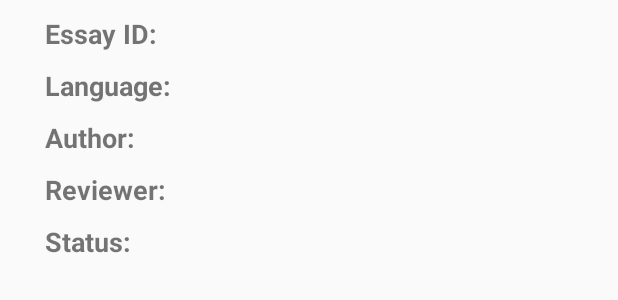
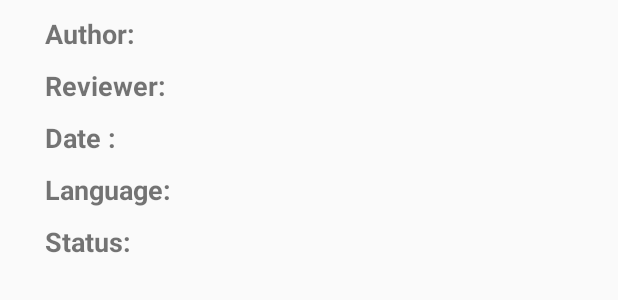
Before and after one commit to bounswe/bounswe2019group5, an Android app: the layout essay_element.xml on its own in the app's theme, with its tools: preview values and no code run, on a phone screen of 412 x 824 dp. Shown: the top 300 px of the screen. Run offline under Robolectric (Android 15) with nearby library versions, the phone set to English and light mode, and no system bars; network calls fail.

Commit message:
We now show essay date instead of id in the essay list

```diff
--- a/languageLearning/app/src/main/java/com/example/languageLearning/ChatMessage.java
+++ b/languageLearning/app/src/main/java/com/example/languageLearning/ChatMessage.java
@@ -10,6 +10,7 @@ import java.text.ParseException;
 import java.text.SimpleDateFormat;
 import java.time.Instant;
 import java.util.Date;
+import java.util.TimeZone;
 
 public class ChatMessage {
 
@@ -33,6 +34,7 @@ public class ChatMessage {
         String text = obj.getString("text");
         String sdate = obj.getString("date");
         DateFormat df = new SimpleDateFormat("yyyy-MM-dd'T'HH:mm:ss.SSSSSS'Z'");
+        df.setTimeZone(TimeZone.getTimeZone("UTC"));
         Date date = df.parse(sdate);
         boolean mine = from.equals(app.getUsername());
         return new ChatMessage(from, to, text, date, mine);
--- a/languageLearning/app/src/main/res/layout/essay_element.xml
+++ b/languageLearning/app/src/main/res/layout/essay_element.xml
@@ -1,38 +1,13 @@
 <?xml version="1.0" encoding="utf-8"?>
-<RelativeLayout xmlns:android="http://schemas.android.com/apk/res/android"
+<LinearLayout xmlns:android="http://schemas.android.com/apk/res/android"
     android:layout_width="match_parent"
-    android:layout_height="wrap_content">
-
-    <TextView
-        android:id="@+id/essayID"
-        android:layout_width="wrap_content"
-        android:layout_height="wrap_content"
-        android:layout_alignParentStart="true"
-        android:layout_alignParentTop="true"
-        android:layout_marginStart="30dp"
-        android:layout_marginTop="10dp"
-        android:text="Essay ID: "
-        android:textSize="18sp"
-        android:textStyle="bold" />
-
-    <TextView
-        android:id="@+id/language"
-        android:layout_width="wrap_content"
-        android:layout_height="wrap_content"
-        android:layout_below="@+id/essayID"
-        android:layout_alignParentStart="true"
-        android:layout_marginStart="30dp"
-        android:layout_marginTop="10dp"
-        android:text="Language: "
-        android:textSize="18sp"
-        android:textStyle="bold" />
+    android:layout_height="wrap_content"
+    android:orientation="vertical">
 
     <TextView
         android:id="@+id/author"
         android:layout_width="wrap_content"
         android:layout_height="wrap_content"
-        android:layout_below="@+id/language"
-        android:layout_alignParentStart="true"
         android:layout_marginStart="30dp"
         android:layout_marginTop="10dp"
         android:text="Author: "
@@ -43,8 +18,6 @@
         android:id="@+id/reviewer"
         android:layout_width="wrap_content"
         android:layout_height="wrap_content"
-        android:layout_below="@+id/author"
-        android:layout_alignParentStart="true"
         android:layout_marginStart="30dp"
         android:layout_marginTop="10dp"
         android:text="Reviewer: "
@@ -52,15 +25,33 @@
         android:textStyle="bold" />
 
     <TextView
+        android:id="@+id/date"
+        android:layout_width="wrap_content"
+        android:layout_height="wrap_content"
+        android:layout_marginStart="30dp"
+        android:layout_marginTop="10dp"
+        android:text="Date : "
+        android:textSize="18sp"
+        android:textStyle="bold" />
+
+    <TextView
+        android:id="@+id/language"
+        android:layout_width="wrap_content"
+        android:layout_height="wrap_content"
+        android:layout_marginStart="30dp"
+        android:layout_marginTop="10dp"
+        android:text="Language: "
+        android:textSize="18sp"
+        android:textStyle="bold" />
+
+    <TextView
         android:id="@+id/status"
         android:layout_width="wrap_content"
         android:layout_height="wrap_content"
-        android:layout_below="@+id/reviewer"
-        android:layout_alignParentStart="true"
         android:layout_marginStart="30dp"
         android:layout_marginTop="10dp"
         android:layout_marginBottom="10dp"
         android:text="Status: "
         android:textSize="18sp"
         android:textStyle="bold" />
-</RelativeLayout>
+</LinearLayout>
```
Also changed, not shown: languageLearning/app/src/main/java/com/example/languageLearning/Essay.java (+11 -1 lines), languageLearning/app/src/main/java/com/example/languageLearning/EssayAdapter.java (+10 -6 lines).
